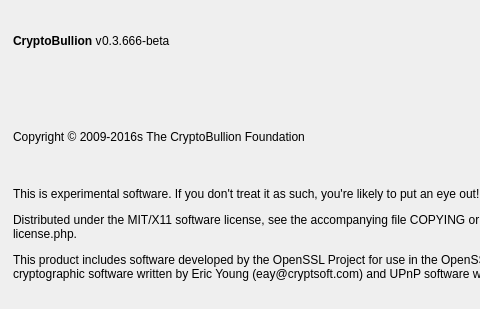
cryptogenicbonds/CryptoBullion-CBX, file src/qt/forms/aboutdialog.ui: the form before one commit; both pictures show x 0 to 480 and y 0 to 309 of the 744 by 309 pixel window.
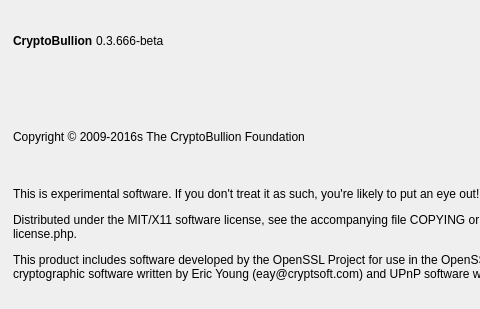
The form after the commit. Icons and pictures are not drawn.

Commit message:
Removing double 'v' in the About dialog version
The wallet version is currently displaying with double 'v' for 'version'

The edit to the form file:
```diff
--- a/src/qt/forms/aboutdialog.ui
+++ b/src/qt/forms/aboutdialog.ui
@@ -68,7 +68,7 @@
           <string notr="true">QLabel { background: transparent; }</string>
          </property>
          <property name="text">
-          <string>&lt;b&gt;CryptoBullion&lt;/b&gt; v</string>
+          <string>&lt;b&gt;CryptoBullion&lt;/b&gt; </string>
          </property>
          <property name="textInteractionFlags">
           <set>Qt::LinksAccessibleByMouse|Qt::TextSelectableByKeyboard|Qt::TextSelectableByMouse</set>
```
